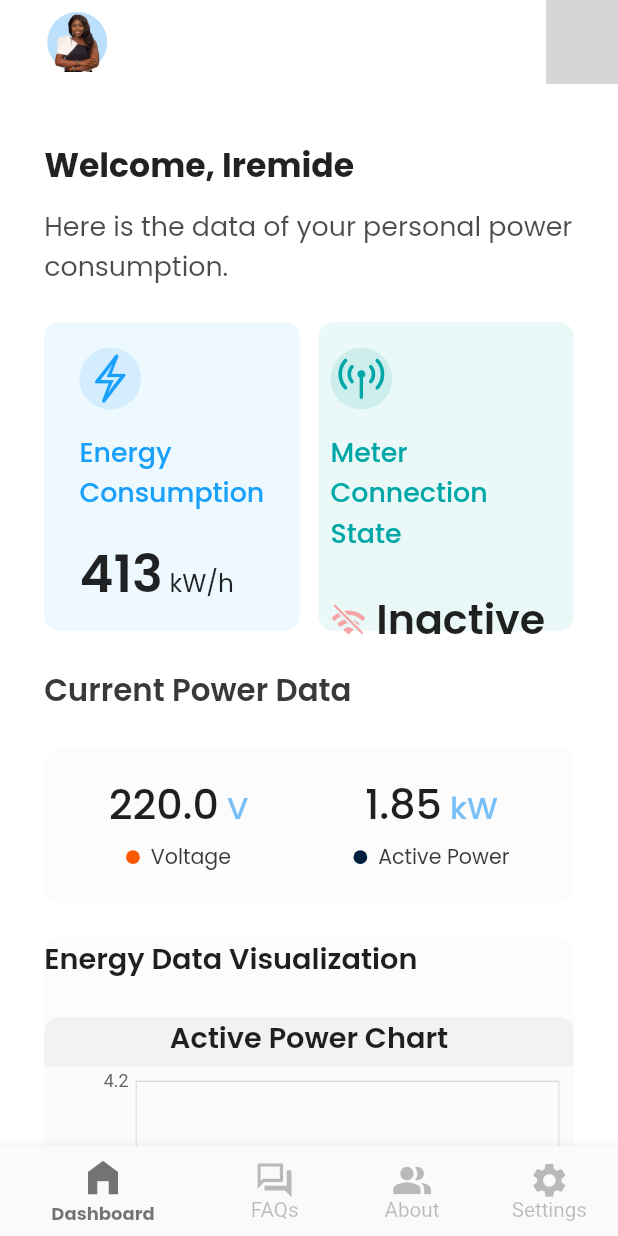
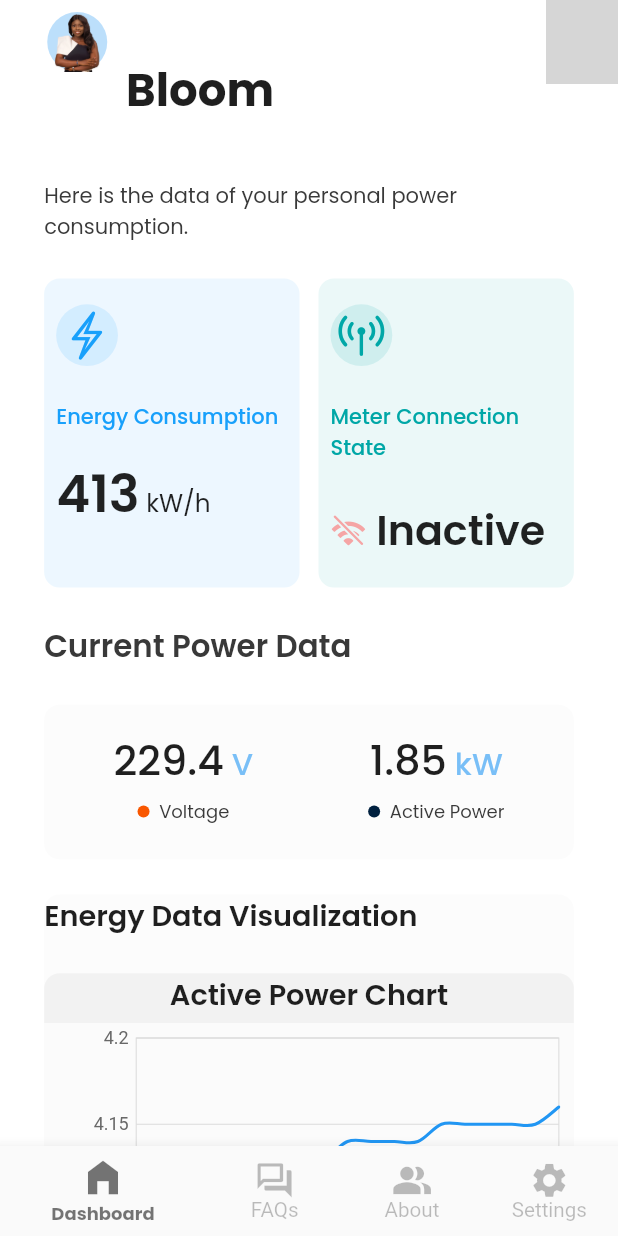
Before and after one commit to Enisco/bloom, a Flutter app: the screen it shows after launch, on a phone screen of 412 x 824 dp. Run offline on Flutter 3.47's test engine with Material 2 defaults, Android fonts, the light colour scheme and no system bars; our stand-ins replace expandable, intl_phone_field, page_transition, splashscreen, syncfusion_flutter_charts; missing offline and left inert: icon_badge, outline_search_bar; grey boxes are pictures that could not be loaded.

Commit message:
updated some UI elements

```diff
--- a/lib/components/dashboard_components/current_power_supply_container.dart
+++ b/lib/components/dashboard_components/current_power_supply_container.dart
@@ -1,9 +1,12 @@
 // ignore_for_file: must_be_immutable, non_constant_identifier_names
 
+import 'dart:math';
+import 'dart:async';
+
+import 'package:bloom/components/dashboard_components/power_usage_details_page.dart';
 import 'package:bloom/components/my_spacers.dart';
 import 'package:flutter/material.dart';
 import 'package:page_transition/page_transition.dart';
-import 'package:bloom/components/dashboard_components/power_usage_details_page.dart';
 
 double currentVoltage = 220;
 double currentActivepower = 1.85;
@@ -32,6 +35,24 @@ class _CurrentPowerSupplyContainerState
     );
   }
 
+  Timer? timer;
+
+  @override
+  void initState() {
+    super.initState();
+    Timer.periodic(
+      const Duration(seconds: 5),
+      (timer) {
+        setState(
+          () {
+            currentVoltage = double.parse(((Random().nextInt(20000) / 1000) + 210)
+                .toStringAsFixed(1));
+          },
+        );
+      },
+    );
+  }
+
   @override
   Widget build(BuildContext context) {
     Size size = MediaQuery.of(context).size;
@@ -41,7 +62,6 @@ class _CurrentPowerSupplyContainerState
         color: const Color.fromRGBO(252, 252, 252, 1),
         borderRadius: BorderRadius.all(Radius.circular(size.width / 40)),
       ),
-      // width: size.width / 2.42,
       width: size.width - (size.width / 7),
       height: size.height / 8,
       child: InkWell(
@@ -88,6 +108,7 @@ class _CurrentPowerSupplyContainerState
     );
   }
 }
+//----------------------------------------------------------------------
 
 class EachPowerParameter extends StatelessWidget {
   const EachPowerParameter({
@@ -141,19 +162,16 @@ class EachPowerParameter extends StatelessWidget {
         Row(
           mainAxisAlignment: MainAxisAlignment.center,
           children: [
-            // SizedBox(
-            //   width: size.width / 7,
-            // ),
             CircleAvatar(
-              radius: size.width / 90,
+              radius: 4,
               backgroundColor: Color.fromRGBO(R, G, B, O),
             ),
             Text(
               parameter,
-              style: TextStyle(
-                color: const Color.fromRGBO(57, 57, 57, 1),
+              style: const TextStyle(
+                color: Color.fromRGBO(57, 57, 57, 1),
                 fontFamily: 'Poppins',
-                fontSize: size.width / 30,
+                fontSize: 12,
                 fontWeight: FontWeight.w400,
               ),
             ),
--- a/lib/components/dashboard_components/dashboard_silverlist.dart
+++ b/lib/components/dashboard_components/dashboard_silverlist.dart
@@ -34,17 +34,14 @@ class _MySliverListState extends State<MySliverList> {
 
                   Column(
                     children: [
-                      ConstrainedBox(
-                        constraints: BoxConstraints(
-                          maxWidth: size.width,
-                          maxHeight: size.height / 10,
-                        ),
+                      SizedBox(
+                        width: size.width,
                         child: Text(
                           dashboardTopText,
-                          style: TextStyle(
+                          style: const TextStyle(
                             fontFamily: 'Poppins',
-                            color: Colors.black.withOpacity(0.7),
-                            fontSize: size.width / 23,
+                            color: Color.fromRGBO(57, 57, 57, 1),
+                            fontSize: 14,
                             fontWeight: FontWeight.w400,
                           ),
                         ),
--- a/lib/components/dashboard_components/dashboard_sliver_appbar.dart
+++ b/lib/components/dashboard_components/dashboard_sliver_appbar.dart
@@ -3,7 +3,7 @@ import 'package:flutter/material.dart';
 import 'package:bloom/components/profile_image_avatar.dart';
 import 'package:icon_badge/icon_badge.dart';
 
-String extendedAppBarTitle = "Welcome, Iremide";
+String extendedAppBarTitle = "Welcome", userFirstName = "Iremide";
 String collapedAppBarTitle = 'Bloom';
 int itemcount = 0;
 int tapcount = 0;
@@ -33,7 +33,7 @@ class _MySliverAppBarState extends State<MySliverAppBar> {
       ),
       leadingWidth: size.width / 4,
       collapsedHeight: size.height / 11.5,
-      expandedHeight: size.height / 6.5,
+      expandedHeight: size.height / 7.5,
       backgroundColor: Colors.white,
       foregroundColor: Colors.black,
       //----------------------------------------------------------------------------
@@ -72,12 +72,10 @@ class _MySliverAppBarState extends State<MySliverAppBar> {
               child: Text(
                 top < appbarThreshold
                     ? collapedAppBarTitle
-                    : extendedAppBarTitle,
+                    : '$extendedAppBarTitle, $userFirstName',
                 style: TextStyle(
-                    fontSize: top < appbarThreshold
-                        ? size.height / 35
-                        : size.height / 56,
-                    color: Colors.black87,
+                    fontSize: top < appbarThreshold ? 20 : 15,
+                    color: const Color.fromRGBO(31, 31, 31, 1),
                     fontFamily: 'Poppins',
                     fontWeight: FontWeight.w700),
               ),
--- a/lib/components/dashboard_components/silverlist_toptwo_containers.dart
+++ b/lib/components/dashboard_components/silverlist_toptwo_containers.dart
@@ -39,7 +39,7 @@ class _EnergyConsumptionContainerState
 
     return Container(
       decoration: BoxDecoration(
-        color: const Color(0x1418A0FB),
+        color: const Color.fromRGBO(24, 160, 251, 0.08),
         borderRadius: BorderRadius.all(Radius.circular(size.width / 40)),
       ),
       width: size.width / 2.42,
@@ -56,33 +56,38 @@ class _EnergyConsumptionContainerState
               const Spacer0(),
               CircleAvatar(
                 radius: size.width / 20,
-                // backgroundColor: Colors.blue.withOpacity(0.2),
-                backgroundColor: const Color(0x1F18A0FB),
+                backgroundColor: const Color.fromRGBO(24, 160, 251, 0.12),
                 child: Icon(
                   CupertinoIcons.bolt,
                   color: const Color.fromRGBO(24, 160, 251, 1),
                   size: size.width / 12,
                 ),
               ),
-              const Spacer1(),
-              Text(
-                "Energy",
+              const Spacer2(),
+              SizedBox(
+                width: size.width,
+                child: const Text(
+                  "Energy Consumption",
                   style: TextStyle(
-                  color: const Color.fromRGBO(24, 160, 251, 1),
+                    color: Color.fromRGBO(24, 160, 251, 1),
                     fontFamily: 'Poppins',
-                  fontSize: size.width / 23,
+                    fontSize: 14,
                     fontWeight: FontWeight.w500,
                   ),
                 ),
-              Text(
-                "Consumption",
-                style: TextStyle(
-                  color: const Color.fromRGBO(24, 160, 251, 1),
-                  fontFamily: 'Poppins',
-                  fontSize: size.width / 23,
-                  fontWeight: FontWeight.w500,
               ),
-              ),
+              // SizedBox(
+              //   width: size.width,
+              //   child: const Text(
+              //     "Consumption",
+              //     style: TextStyle(
+              //       color: Color.fromRGBO(24, 160, 251, 1),
+              //       fontFamily: 'Poppins',
+              //       fontSize: 14,
+              //       fontWeight: FontWeight.w500,
+              //     ),
+              //   ),
+              // ),
               const Spacer1(),
               RichText(
                 text: TextSpan(
@@ -145,9 +150,8 @@ class _MetersDetailsContainerState extends State<MetersDetailsContainer> {
     Size size = MediaQuery.of(context).size;
 
     return Container(
-      // padding: EdgeInsets.symmetric(vertical: 0.0, horizontal: 0.0),
       decoration: BoxDecoration(
-        color: const Color(0x1400A7A7),
+        color: const Color.fromRGBO(0, 167, 167, 0.08),
         borderRadius: BorderRadius.all(Radius.circular(size.width / 40)),
       ),
       width: size.width / 2.42,
@@ -158,7 +162,6 @@ class _MetersDetailsContainerState extends State<MetersDetailsContainer> {
             setState(() {
               meterState = !meterState;
             });
-            // goToPowerAnalysisPage();
           },
           child: Column(
             mainAxisAlignment: MainAxisAlignment.start,
@@ -167,33 +170,24 @@ class _MetersDetailsContainerState extends State<MetersDetailsContainer> {
               const Spacer0(),
               CircleAvatar(
                 radius: size.width / 20,
-                // backgroundColor: Colors.blue.withOpacity(0.2),
-                backgroundColor: const Color(0x1F00A7A7),
+                backgroundColor: const Color.fromRGBO(0, 167, 167, 0.12),
                 child: Icon(
                   CupertinoIcons.antenna_radiowaves_left_right,
                   color: const Color.fromRGBO(0, 167, 167, 1),
                   size: size.width / 12,
                 ),
               ),
-              const Spacer1(),
-              Text(
-                "Meter Connection",
+              const Spacer2(),
+              SizedBox(
+                width: size.width,
+                child: const Text(
+                  "Meter Connection State",
                   style: TextStyle(
-                  // color: const Color.fromRGBO(0, 167, 167, 1),
-                  color: const Color.fromRGBO(0, 167, 167, 1),
-
+                    color: Color.fromRGBO(0, 167, 167, 1),
                     fontFamily: 'Poppins',
-                  fontSize: size.width / 23,
+                    fontSize: 14,
                     fontWeight: FontWeight.w500,
                   ),
-              ),
-              Text(
-                "State",
-                style: TextStyle(
-                  color: const Color.fromRGBO(0, 167, 167, 1),
-                  fontFamily: 'Poppins',
-                  fontSize: size.width / 23,
-                  fontWeight: FontWeight.w500,
                 ),
               ),
               const Spacer2(),
@@ -204,7 +198,7 @@ class _MetersDetailsContainerState extends State<MetersDetailsContainer> {
                         ? CupertinoIcons.dot_radiowaves_right
                         : CupertinoIcons.wifi_slash,
                     color: meterState
-                        ? const Color.fromRGBO(173, 239, 209, 1)
+                        ? const Color.fromRGBO(0, 167, 167, 0.5)
                         : Colors.redAccent.withOpacity(0.5),
                   ),
                   Text(
--- a/lib/pages/mainpages/bloom_homepage.dart
+++ b/lib/pages/mainpages/bloom_homepage.dart
@@ -86,6 +86,7 @@ class _BloomHomepageState extends State<BloomHomepage> {
       body: IndexedStack(
         index: _selectedIndex,
         children: appPages,
-        ));
+      ),
+    );
   }
 }
```
Lines whose indentation alone changed are shown as unchanged.
